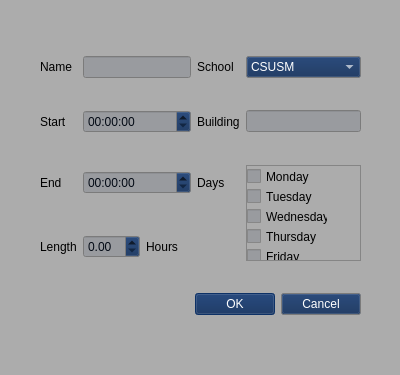
This is 370-project/370-Project/createclass.ui in rochanehurst/CS370-Team3 as Qt 5 draws it before an edit. The edited form follows.
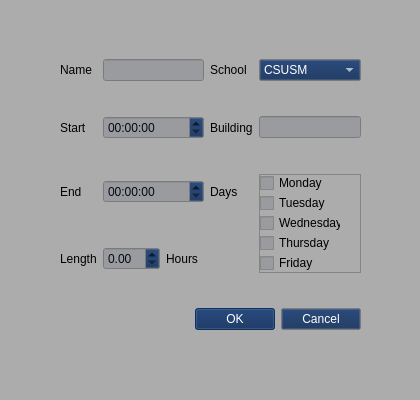
This is the edited form.

Commit message: size adjustments

```diff
--- a/370-project/370-Project/createclass.ui
+++ b/370-project/370-Project/createclass.ui
@@ -6,8 +6,8 @@
    <rect>
     <x>0</x>
     <y>0</y>
-    <width>400</width>
-    <height>375</height>
+    <width>420</width>
+    <height>400</height>
    </rect>
   </property>
   <property name="palette">
@@ -486,10 +486,10 @@
    <widget class="QWidget" name="layoutWidget">
     <property name="geometry">
      <rect>
-      <x>40</x>
+      <x>60</x>
       <y>30</y>
-      <width>321</width>
-      <height>311</height>
+      <width>301</width>
+      <height>331</height>
      </rect>
     </property>
     <layout class="QGridLayout" name="gridLayout">
@@ -670,8 +670,8 @@
          <rect>
           <x>0</x>
           <y>0</y>
-          <width>126</width>
-          <height>92</height>
+          <width>106</width>
+          <height>96</height>
          </rect>
         </property>
         <widget class="QCheckBox" name="chk_mon">
@@ -680,7 +680,7 @@
            <x>0</x>
            <y>0</y>
            <width>76</width>
-           <height>21</height>
+           <height>16</height>
           </rect>
          </property>
          <property name="text">
@@ -693,7 +693,7 @@
            <x>0</x>
            <y>20</y>
            <width>76</width>
-           <height>21</height>
+           <height>16</height>
           </rect>
          </property>
          <property name="text">
@@ -706,7 +706,7 @@
            <x>0</x>
            <y>40</y>
            <width>81</width>
-           <height>21</height>
+           <height>16</height>
           </rect>
          </property>
          <property name="text">
@@ -719,7 +719,7 @@
            <x>0</x>
            <y>60</y>
            <width>76</width>
-           <height>21</height>
+           <height>16</height>
           </rect>
          </property>
          <property name="text">
@@ -732,7 +732,7 @@
            <x>0</x>
            <y>80</y>
            <width>81</width>
-           <height>21</height>
+           <height>16</height>
           </rect>
          </property>
          <property name="text">
```
